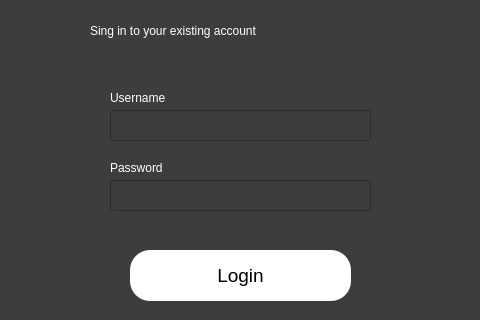
Before: the Qt Designer form login.ui in riccardomalpiedi/parcheggio, drawn with Qt 5; both pictures show x 150 to 630 and y 150 to 470 of the 800 by 600 pixel window.
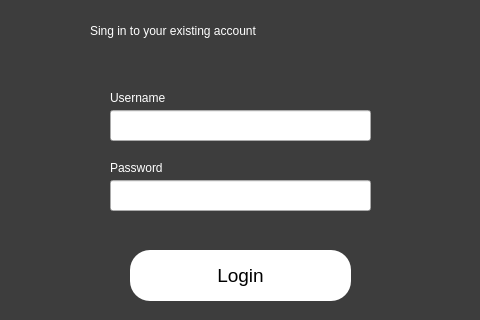
After: the same form once the commit is applied.

Commit message: Correzione errore nella gui del login

Diff of the .ui file:
```diff
--- a/login.ui
+++ b/login.ui
@@ -14,7 +14,8 @@
    <string>Dialog</string>
   </property>
   <property name="styleSheet">
-   <string notr="true">background-color: rgb(61, 61, 61);</string>
+   <string notr="true">QDialog#Dialog{
+background-color: rgb(61, 61, 61);}</string>
   </property>
   <widget class="QLabel" name="label_3">
    <property name="geometry">
@@ -64,7 +65,7 @@
     </rect>
    </property>
    <property name="styleSheet">
-    <string notr="true">color: rgb(255, 255, 255);</string>
+    <string notr="true">color: rgb(0, 0, 0);</string>
    </property>
   </widget>
   <widget class="QLabel" name="label_4">
@@ -93,7 +94,7 @@
     </rect>
    </property>
    <property name="styleSheet">
-    <string notr="true">color: rgb(255, 255, 255);</string>
+    <string notr="true">color: rgb(0, 0, 0);</string>
    </property>
   </widget>
   <widget class="QLabel" name="label_2">
```
